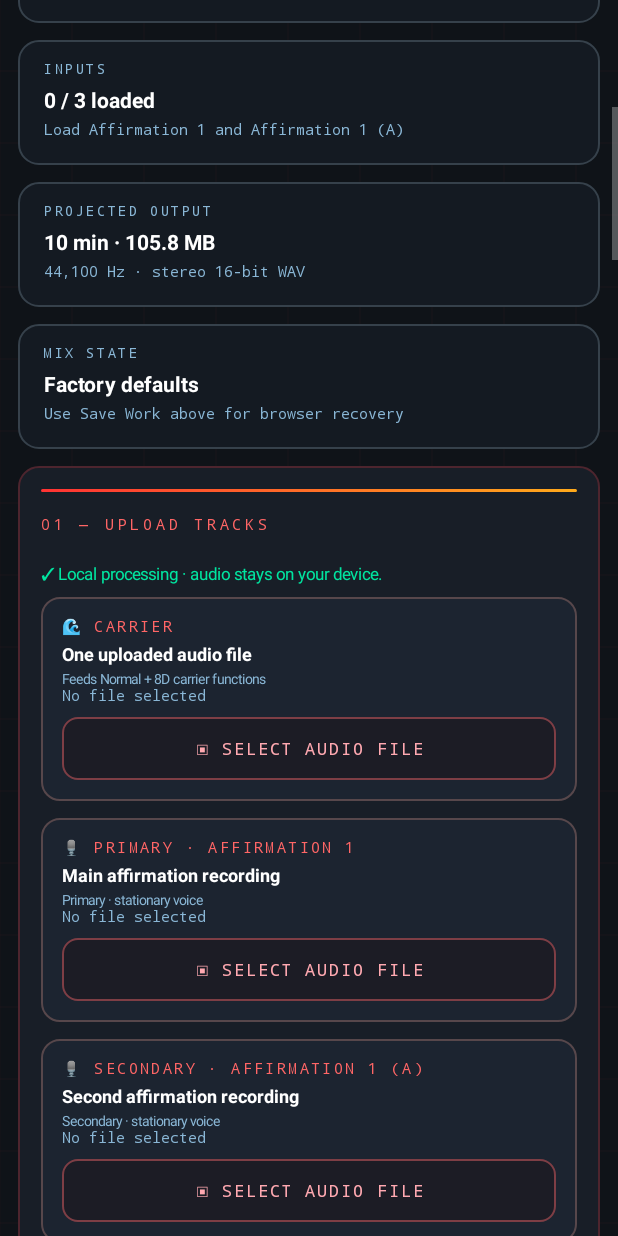
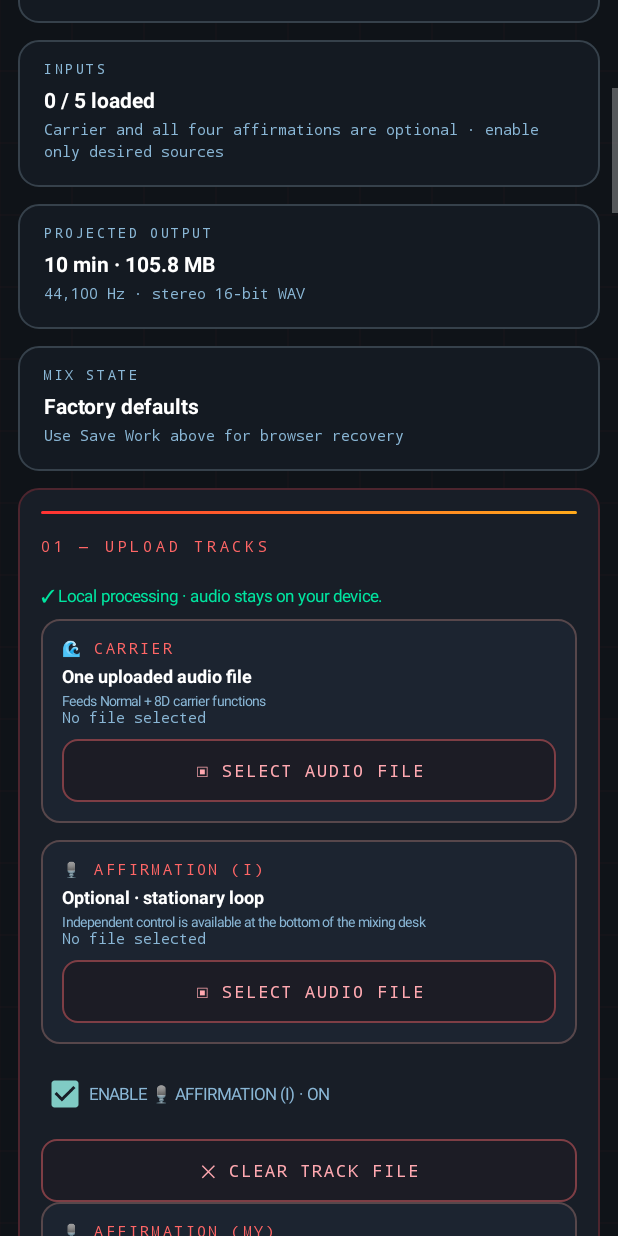
Before and after one commit to maasdorpc98-art/SubGen-Native-Android, an Android app: the screen it shows after launch (MainActivity), scrolled down 576 dp, on a phone screen of 412 x 824 dp. Run offline under Robolectric (Android 15) with nearby library versions, the light colour scheme and no system bars.

Commit message:
feat(UI): preserve native visual design while adding optional I/My/You/Frequency uploads and independent per-track controls

```diff
--- a/app/src/main/java/com/subgen/nativeapp/MainActivity.kt
+++ b/app/src/main/java/com/subgen/nativeapp/MainActivity.kt
@@ -229,9 +229,9 @@ class MainActivity : Activity() {
         return c
     }
     private fun buildStudio(){
-        statusCard("ENGINE","Ready","Dual-affirmation engine · Carrier Normal + 8D · optional Binaural + Rhythmic generators",green)
-        val loaded=listOf("carrierStandard","affirmNormal","affirmFrequency").count{p.getString(it,"")?.let{f->File(f).isFile}==true}
-        statusCard("INPUTS","$loaded / 3 loaded","Load Affirmation 1 and Affirmation 1 (A)",Color.rgb(231,164,82))
+        statusCard("ENGINE","Ready","Four optional affirmation tracks · Carrier Normal + 8D · optional Binaural + Rhythmic",green)
+        val loaded=listOf("carrierStandard","affirmNormal","affirmMy","affirmYou","affirmFrequency").count{p.getString(it,"")?.let{f->File(f).isFile}==true}
+        statusCard("INPUTS","$loaded / 5 loaded","Carrier and all four affirmations are optional · enable only desired sources",Color.rgb(231,164,82))
         val mins=p.getString("ctrl-duration","10")?.toIntOrNull()?:10
         val rate=p.getString("ctrl-samplerate","44100")?.toIntOrNull()?:44100
         statusCard("PROJECTED OUTPUT","$mins min · ${"%.1f".format(Locale.US,mins*60.0*rate*4/1e6)} MB","${"%,d".format(rate)} Hz · stereo 16-bit WAV",Color.rgb(243,101,119))
@@ -241,8 +241,10 @@ class MainActivity : Activity() {
         txt(upload,"✓ Local processing · audio stays on your device.",11f,green)
         space(upload,8)
         source(upload,"🌊 CARRIER","One uploaded audio file","Feeds Normal + 8D carrier functions",901,"carrierStandard")
-        source(upload,"🎙 PRIMARY · AFFIRMATION 1","Main affirmation recording","Primary · stationary voice",902,"affirmNormal")
-        source(upload,"🎙 SECONDARY · AFFIRMATION 1 (A)","Second affirmation recording","Secondary · stationary voice",903,"affirmFrequency")
+        studioOptionalSource(upload,"🎙 AFFIRMATION (I)",902,"affirmNormal",true)
+        studioOptionalSource(upload,"🎙 AFFIRMATION (MY)",904,"affirmMy",false)
+        studioOptionalSource(upload,"🎙 AFFIRMATION (YOU/YOUR)",905,"affirmYou",false)
+        studioOptionalSource(upload,"◌ AFFIRMATION FREQUENCY",903,"affirmFrequency",true)
         val presets=section(body,"02 — Presets")
         txt(presets,"DEEP INTEGRATION · ENCODE + INSTALL is the flagship understanding-first preset: natural-speed intelligible Primary speech stays dominant.",10f,cool)
         space(presets,10)
@@ -267,30 +269,23 @@ class MainActivity : Activity() {
         action(saved,"⬇ Backup All") {chooseExport(920,"mix-presets.json")}
         action(saved,"⬆ Import Backup") {chooseJson(921)}
         val mixer=section(body,"03 / MIXING DESK")
-        txt(mixer,"Three-source mixer + generated brainwave audio",17f,bright,true)
+        txt(mixer,"Carrier + four independent affirmation tracks",17f,bright,true)
         space(mixer,6)
-        txt(mixer,"One Carrier file feeds Normal and 8D. Primary and Secondary stay one layer each on the same base renderer.",10f,cool)
+        txt(mixer,"One Carrier file feeds Normal and 8D. I, My, You/Your and Frequency remain stationary and loop independently.",10f,cool)
         space(mixer,12)
-        val flow=subCard(mixer,"CARRIER  +  PRIMARY  +  SECONDARY","Optional Binaural Beat + Rhythmic Tone → Master",Color.rgb(49,84,86))
+        val flow=subCard(mixer,"CARRIER + I + MY + YOU/YOUR + FREQUENCY","Optional Binaural Beat + Rhythmic Tone → Master",Color.rgb(49,84,86))
         val carrier=subCard(mixer,"≈ Carrier","01 · One audio · Normal + 8D",Color.rgb(71,84,99))
         slider(carrier,"ctrl-vol-carrier")
         expandable(carrier,"▸ Carrier Functions · Normal + 8D ⌄",false){c->
             txt(c,"The same Carrier file can feed two functions: Normal is stationary, and only the 8D branch moves.",10f,cool)
             listOf("ctrl-vol-carrier-8d","ctrl-carrier-hpf","ctrl-carrier-lpf","ctrl-carrier-width","ctrl-carrier-fade","ctrl-carrier-8d-motion","ctrl-carrier-8d-speed").forEach{slider(c,it)}
         }
-        val primary=subCard(mixer,"◉ Primary · Affirmation 1","02 · Primary source volume · shared 1-layer path",Color.rgb(79,68,112))
-        slider(primary,"ctrl-vol1")
-        val secondary=subCard(mixer,"◉ Secondary · Affirmation 1 (A)","03 · Standard relationship + optional preset-authorized edits",Color.rgb(85,51,77))
-        slider(secondary,"ctrl-vol-noise")
-        slider(secondary,"ctrl-master-balance-a",master=true)
-        toggle(secondary,"ctrl-secondary-mod-on","Secondary Preset Modification")
-        expandable(secondary,"▸ Secondary Functions · Standard + Preset Permission",false){c->
-            txt(c,"Optional Secondary speed and tone edits require preset permission.",10f,cool)
-            slider(c,"ctrl-secondary-speed")
-            select(c,"ctrl-secondary-tone","SECONDARY TONE")
-        }
-        val balances=subCard(mixer,"Master balance","Carrier versus both affirmations together",Color.rgb(63,70,95))
+        val balances=subCard(mixer,"Group master balances","Spoken I/My/You versus Frequency · Carrier versus all affirmations",Color.rgb(63,70,95))
+        txt(balances,"GROUP 1 · SPOKEN (I + MY + YOU/YOUR) ↔ FREQUENCY",10f,cool)
+        slider(balances,"ctrl-master-balance-a",master=true)
+        txt(balances,"GROUP 2 · CARRIER ↔ ALL FOUR AFFIRMATIONS",10f,cool)
         slider(balances,"ctrl-master-balance-b",master=true)
+        txt(balances,"Both balances attenuate groups without rewriting individual track volumes.",10f,cool)
         val binaural=subCard(mixer,"🎧 Generated Brainwave Audio","Binaural Beat plus a separate Rhythmic Tone engine.",Color.rgb(55,81,102))
         toggle(binaural,"ctrl-binaural-on","Binaural Beat")
         expandable(binaural,"▸ Binaural Beat Controls 10.0 Hz · 400 Hz center",false){c->
@@ -316,13 +311,17 @@ class MainActivity : Activity() {
             select(c,"ctrl-normalize","PEAK CEILING")
             toggle(c,"ctrl-fixed-output-lift","Fixed Output Lift")
         }
-        txt(mixer,"Affirmations remain stationary and both start at the same time. Only the dedicated 8D Carrier copy moves left/right; generated tones are separate.",10f,cool)
+        txt(mixer,"The four enabled affirmations start together, each looping at its own speed. Only the 8D Carrier branch pans.",10f,cool)
         val layer=section(body,"04 — Shared Affirmation Layer")
-        val info=subCard(layer,"◌ ONE LAYER · BOTH AFFIRMATIONS","Primary · Affirmation 1 and Secondary · Affirmation 1 (A) are separate recordings.",Color.rgb(91,66,173))
-        txt(info,"Both sources always remain one layer each. They share base speed and shared layer volume.",11f,cool)
-        toggle(layer,"ctrl-affirmation-clarity-on","Affirmation Clarity")
+        val info=subCard(layer,"FOUR OPTIONAL · INDIVIDUAL TRACK CONTROLS","Each track has its own gain, playback speed and independent loop.",Color.rgb(91,66,173))
+        txt(info,"Volume −60 to 0 dB. Speed 0.10×–3.00× changes pitch and embedded modulation frequency. Keep Frequency at 1.00× if preserving an encoded 40 Hz modulation.",11f,cool)
+        studioTrackControls(layer,"AFFIRMATION (I)","affirmNormal",true,"ctrl-vol1","ctrl-na-layer-speed-1")
+        studioTrackControls(layer,"AFFIRMATION (MY)","affirmMy",false)
+        studioTrackControls(layer,"AFFIRMATION (YOU/YOUR)","affirmYou",false)
+        studioTrackControls(layer,"AFFIRMATION FREQUENCY","affirmFrequency",true,"ctrl-vol-noise","ctrl-secondary-speed")
+        toggle(layer,"ctrl-affirmation-clarity-on","Affirmation Clarity · optional legacy processing")
         expandable(layer,"Shared affirmation layer",false){c->
-            slider(c,"ctrl-na-layer-speed-1")
+            txt(c,"Optional shared attenuation trim across all four tracks. Individual speeds remain separate.",10f,cool)
             slider(c,"ctrl-na-layer-volume-1")
         }
         val render=section(body,"05 — Render Installation")
@@ -366,6 +365,48 @@ class MainActivity : Activity() {
             chooseAudio(code)
         }
     }
+    private fun studioOptionalSource(parent:LinearLayout,title:String,code:Int,key:String,legacy:Boolean){
+        val holder=LinearLayout(this).apply{orientation=LinearLayout.VERTICAL}
+        parent.addView(holder,params())
+        source(holder,title,"Optional · stationary loop","Independent control is available at the bottom of the mixing desk",code,key)
+        val enabled=CheckBox(this).apply{
+            setTextColor(cool);textSize=11f
+            isChecked=p.getBoolean("studio:enabled:$key",legacy)
+            bindOnOffLabel("ENABLE $title"){on->
+                p.edit().putBoolean("studio:enabled:$key",on).putString("presetLabel","Custom").apply()
+            }
+        }
+        holder.addView(enabled,params(d(44)))
+        action(holder,"✕ CLEAR TRACK FILE"){
+            if(StateStore.active(this)){Toast.makeText(this,"Finish rendering before clearing audio",Toast.LENGTH_LONG).show();return@action}
+            p.edit().remove(key).putBoolean("studio:enabled:$key",false).apply()
+            showTab("studio")
+        }
+    }
+    private fun studioExtraSlider(parent:LinearLayout,track:String,kind:String){
+        val isSpeed=kind=="speed"
+        val id="studio:$track:$kind"
+        val def=if(isSpeed)1.0 else -18.0
+        val spec=OriginalSliderSpec(id,if(isSpeed)"Playback Speed 1.00×" else "Individual Volume −18.0 dB",
+            if(isSpeed)0.1 else -60.0,if(isSpeed)3.0 else 0.0,if(isSpeed)0.05 else 0.5,def,
+            if(isSpeed)"Changes playback pitch and any frequency modulation; 1.00× preserves the supplied recording."
+            else "Independent trim; 0 dB maximum, no automatic gain increase.")
+        val slider=OriginalStudioSliderView(this,spec).apply{
+            value=p.getFloat(id,def.toFloat()).toDouble()
+            onUserValueChanged={n->
+                p.edit().putFloat(id,n.toFloat()).putString("presetLabel","Custom").apply()
+            }
+        }
+        parent.addView(slider,params(d(82)).apply{bottomMargin=d(6)})
+    }
+    private fun studioTrackControls(parent:LinearLayout,title:String,key:String,legacy:Boolean,volumeId:String?=null,speedId:String?=null){
+        val card=subCard(parent,title,"Optional stationary source · independent loop",Color.rgb(78,62,115))
+        txt(card,"VOLUME",10f,cool,monoFont=true)
+        if(volumeId!=null)slider(card,volumeId) else studioExtraSlider(card,if(key=="affirmMy")"my" else "you","volume")
+        txt(card,"PLAYBACK SPEED",10f,cool,monoFont=true)
+        if(speedId!=null)slider(card,speedId) else studioExtraSlider(card,if(key=="affirmMy")"my" else "you","speed")
+        txt(card,"Disable above in Upload Tracks to omit this recording entirely.",10f,cool)
+    }
     private fun qualityToggle(parent:LinearLayout,key:String,description:String){
         val control=CheckBox(this).apply{
             setTextColor(green);textSize=12f
@@ -408,7 +449,7 @@ class MainActivity : Activity() {
             onUserValueChanged={n->
                 Diagnostics.interaction("slider:$id")
                 p.edit().putFloat("slider:$id",n.toFloat()).putString("presetLabel","Custom").apply()
-                if(id=="ctrl-master-balance-a"||id=="ctrl-master-balance-b")linkBalances()
+                // Group master gain is calculated only at mix time, preserving each track trim.
             }
         }
         slides[id]=v
@@ -484,7 +525,10 @@ class MainActivity : Activity() {
     }
     private fun renderStudio(preview:Boolean){
         Diagnostics.stage(if(preview)"PREVIEW_REQUESTED" else "STUDIO_RENDER_REQUESTED")
-        if(listOf("carrierStandard","affirmNormal","affirmFrequency").none {p.getString(it,"")?.let{f->File(f).isFile}==true}){
+        if(listOf("carrierStandard","affirmNormal","affirmMy","affirmYou","affirmFrequency").none{key->
+                val present=p.getString(key,"")?.let{f->File(f).isFile}==true
+                present && (key=="carrierStandard" || p.getBoolean("studio:enabled:$key",key=="affirmNormal"||key=="affirmFrequency"))
+            }){
             Toast.makeText(this,"Please load a source recording first",Toast.LENGTH_LONG).show();return
         }
         p.edit().putBoolean("subPreview",preview).apply();startAction(RenderService.ACTION_SUBLIMINAL)
@@ -1213,7 +1257,7 @@ class MainActivity : Activity() {
                 922->{val report=JSONObject().apply{
                     put("source","Subliminal Studio Native · v8.0.32 controls")
                     put("status",StateStore.status(this@MainActivity))
-                    val sources=JSONObject();for(k in listOf("carrierStandard","affirmNormal","affirmFrequency"))sources.put(k,p.getString(k,"")?.let{path->File(path).name}?:"")
+                    val sources=JSONObject();for(k in listOf("carrierStandard","affirmNormal","affirmMy","affirmYou","affirmFrequency"))sources.put(k,p.getString(k,"")?.let{path->File(path).name}?:"")
                     put("sources",sources)
                     val control=JSONObject();for(slider in OriginalStudioControlSpec.sliders)control.put(slider.id,p.getFloat("slider:${slider.id}",slider.initial.toFloat()).toDouble())
                     put("sliders",control)
```
